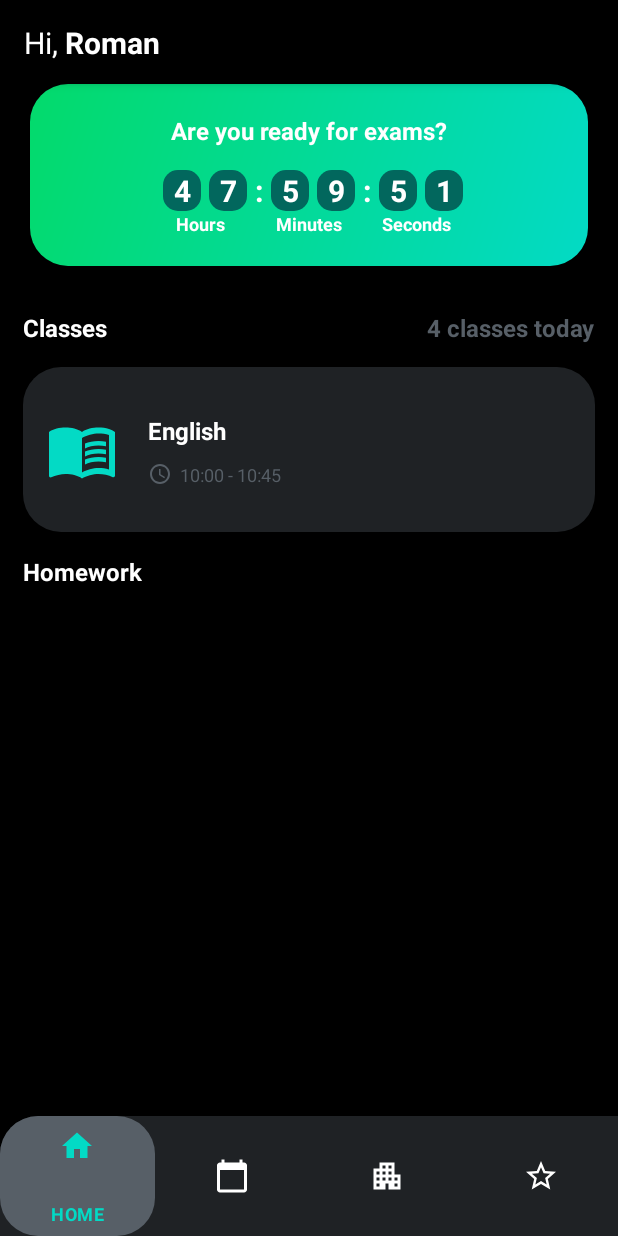
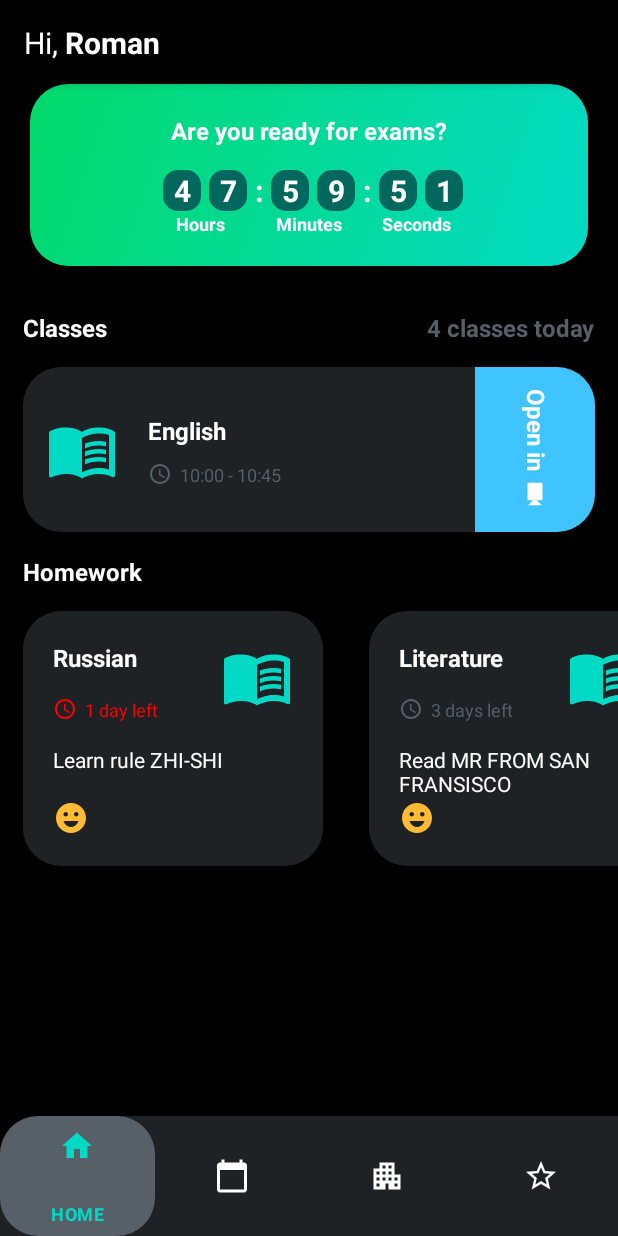
Before and after one commit to Roman-Kov/MySchool, an Android app: the screen it shows after launch (MainActivity), on a phone screen of 412 x 824 dp. Run offline under Robolectric (Android 15) with nearby library versions, the phone set to English and light mode, and no system bars.

Commit message:
Добавил recyclerView с отображением ДЗ, если до deadLine < 2 дней (константа) сообщение об этом выделяется красным цветом

```diff
--- a/app/src/main/java/com/rojer_ko/myschool/data/SchoolHelper.kt
+++ b/app/src/main/java/com/rojer_ko/myschool/data/SchoolHelper.kt
@@ -1,7 +1,12 @@
 package com.rojer_ko.myschool.data
+
+import java.util.concurrent.TimeUnit
 
 //моковая текущая дата 2020-10-28T10:00:00 в виде Timestamp (Long)
 const val currentDateTime = 1603879200000L
 
 //имя ученика
 const val studentName:String = "Roman"
+
+//время внимания для домашних задач (timeLeft выделяется красным цветом) 2 дня
+const val homeworkWarningTime = 2
--- a/app/src/main/java/com/rojer_ko/myschool/data/SchoolRepository.kt
+++ b/app/src/main/java/com/rojer_ko/myschool/data/SchoolRepository.kt
@@ -19,7 +19,7 @@ class SchoolRepository: ISchoolRepository{
             1603875600000,
             //2020-10-28T09:45:00 (2020-10-28T12:45:00)
             1603878300000,
-            isExtra = false, isOnline = true, teachersName = "Mr. W White"
+            isExtra = false, isOnline = false, teachersName = "Mr. W White"
         ),
         SchoolClass(
             Subjects.English,
@@ -27,7 +27,7 @@ class SchoolRepository: ISchoolRepository{
             1603879200000,
             //2020-10-28T10:45:00
             1603881900000,
-            isExtra = false, isOnline = false, teachersName = "Mr. N Robinson"
+            isExtra = false, isOnline = true, teachersName = "Mr. N Robinson"
         ),
         SchoolClass(
             Subjects.Informatics,
@@ -59,15 +59,16 @@ class SchoolRepository: ISchoolRepository{
     //моковый список ДЗ, не отсортирован, с ДЗ на разные даты, в том числе и на прошедшие
     private val homeworkList = mutableListOf(
         // 1602288000000 - 2020-10-10
+        // 1604016000000 - 2020-10-30
         // 1604188800000 - 2020-11-01
         // 1604361600000 - 2020-11-03
         // 1604275200000 - 2020-11-02
 
-        Homework(Subjects.Literature, "Reed WAR AND PEACE", 1602288000000),
-        Homework(Subjects.Literature, "Reed MR FROM SAN FRANSISCO", 1604188800000),
+        Homework(Subjects.Literature, "Read WAR AND PEACE", 1602288000000),
+        Homework(Subjects.Literature, "Read MR FROM SAN FRANSISCO", 1604188800000),
         Homework(Subjects.Mathematics, "Prove Fermat's theorem", 1604361600000),
         Homework(Subjects.Informatics, "Codding a program of school diary", 1604275200000),
-        Homework(Subjects.Russian, "Learn rule ZHI-SHI ", 1604275200000)
+        Homework(Subjects.Russian, "Learn rule ZHI-SHI ", 1604016000000)
     )
 
     //моковый список экзаменов, не отсортирован, экзамены на разные даты, в том числе и на прошедшие
--- a/app/src/main/java/com/rojer_ko/myschool/data/model/Homework.kt
+++ b/app/src/main/java/com/rojer_ko/myschool/data/model/Homework.kt
@@ -3,7 +3,7 @@ package com.rojer_ko.myschool.data.model
 import com.rojer_ko.myschool.data.Subjects
 import java.time.LocalDate
 
-data class Homework(val subjects: Subjects,
+data class Homework(val subject: Subjects,
                     val description: String,
                     val deadLine: Long
 )
--- /dev/null
+++ b/app/src/main/java/com/rojer_ko/myschool/presentation/ui/HomeHomeworkAdapter.kt
@@ -0,0 +1,68 @@
+package com.rojer_ko.myschool.presentation.ui
+
+import android.graphics.Color
+import android.view.LayoutInflater
+import android.view.View
+import android.view.ViewGroup
+import android.widget.ImageView
+import android.widget.TextView
+import androidx.recyclerview.widget.RecyclerView
+import com.rojer_ko.myschool.R
+import com.rojer_ko.myschool.data.currentDateTime
+import com.rojer_ko.myschool.data.homeworkWarningTime
+import com.rojer_ko.myschool.data.model.Homework
+import kotlinx.android.extensions.LayoutContainer
+import java.util.concurrent.TimeUnit
+
+class HomeHomeworkAdapter(private var items: List<Homework>): RecyclerView.Adapter<HomeHomeworkAdapter.MainViewHolder>() {
+
+    override fun onCreateViewHolder(parent: ViewGroup, viewType: Int): MainViewHolder {
+
+        val v: View =
+                LayoutInflater.from(parent.context).inflate(R.layout.item_home_homework, parent, false)
+        return MainViewHolder(v)
+    }
+
+    override fun getItemCount(): Int {
+        return items.size
+    }
+
+    override fun onBindViewHolder(holder: MainViewHolder, position: Int) {
+        holder.bind(items[position])
+    }
+
+    inner class MainViewHolder(override val containerView: View):
+    RecyclerView.ViewHolder(containerView), LayoutContainer {
+        private val subjectName = containerView.findViewById<TextView>(R.id.subjectHomework)
+        private val timeHomeworkImage = containerView.findViewById<ImageView>(R.id.timeHomeworkImage)
+        private val daysLeftForHomework = containerView.findViewById<TextView>(R.id.daysLeftForHomework)
+        private val homeworkDescription = containerView.findViewById<TextView>(R.id.homeworkDescription)
+
+        fun bind(data: Homework) {
+            subjectName.text = data.subject.title
+            val daysLeftForHomeworkValue= ((data.deadLine - currentDateTime)/TimeUnit.DAYS.toMillis(1))
+            var daysLeftForHomeworkText = ""
+
+            if(daysLeftForHomeworkValue <= homeworkWarningTime){
+                timeHomeworkImage.setColorFilter(Color.RED)
+                daysLeftForHomework.setTextColor(Color.RED)
+            }
+            daysLeftForHomeworkText = if(daysLeftForHomeworkValue <= 0){
+                "0 " + containerView.context.getString(R.string.string_days_left)
+            } else {
+                when(daysLeftForHomeworkValue.toInt()){
+                    1 -> "1 " + containerView.context.getString(R.string.string_day_left)
+                    else -> "$daysLeftForHomeworkValue " + containerView.context.getString(R.string.string_days_left)
+                }
+            }
+
+            daysLeftForHomework.text = daysLeftForHomeworkText
+            homeworkDescription.text = data.description
+        }
+    }
+
+    fun setData(data: List<Homework>){
+        this.items = data
+        notifyDataSetChanged()
+    }
+}
--- a/app/src/main/java/com/rojer_ko/myschool/presentation/ui/HomeScreenFragment.kt
+++ b/app/src/main/java/com/rojer_ko/myschool/presentation/ui/HomeScreenFragment.kt
@@ -16,6 +16,7 @@ import androidx.fragment.app.Fragment
 import androidx.recyclerview.widget.LinearLayoutManager
 import com.rojer_ko.myschool.R
 import com.rojer_ko.myschool.data.currentDateTime
+import com.rojer_ko.myschool.data.model.Homework
 import com.rojer_ko.myschool.data.model.SchoolClass
 import com.rojer_ko.myschool.data.studentName
 import com.rojer_ko.myschool.presentation.viewmodel.HomeScreenViewModel
@@ -29,6 +30,7 @@ class HomeScreenFragment : Fragment() {
 
     private val viewModel:HomeScreenViewModel by viewModel()
     private var homeClassesAdapter: HomeClassesAdapter? = null
+    private var homeHomeworkAdapter: HomeHomeworkAdapter? = null
 
     private val onItemClickListener: HomeClassesAdapter.OnListItemClickListener =
         object : HomeClassesAdapter.OnListItemClickListener {
@@ -54,11 +56,13 @@ class HomeScreenFragment : Fragment() {
         showGreeting()
         viewModel.getExamTimer()
         viewModel.getClassesForDate(currentDateTime)
+        viewModel.getHomework()
         observeTimer()
         observeClasses()
+        observeHomework()
     }
 
-    private fun setDataToAdapter(data: List<SchoolClass>) {
+    private fun setDataToClassesAdapter(data: List<SchoolClass>) {
         if (homeClassesAdapter != null) {
             homeClassesAdapter!!.setData(data)
         } else {
@@ -74,6 +78,21 @@ class HomeScreenFragment : Fragment() {
 
         if(classesRecyclerView.adapter != null){
             classesRecyclerView.scrollToPosition(getCurrentSchoolClass(data, currentDateTime))
+        }
+    }
+
+    private fun setDataToHomeworkAdapter(data: List<Homework>) {
+        if (homeHomeworkAdapter != null) {
+            homeHomeworkAdapter!!.setData(data)
+        } else {
+            homeHomeworkAdapter = HomeHomeworkAdapter(data)
+        }
+
+        if(homeworkRecyclerView.adapter == null) {
+            homeworkRecyclerView.adapter = homeHomeworkAdapter
+            homeworkRecyclerView.layoutManager = LinearLayoutManager(
+                activity?.applicationContext, LinearLayoutManager.HORIZONTAL, false
+            )
         }
     }
 
@@ -113,8 +132,14 @@ class HomeScreenFragment : Fragment() {
                 }
                 classesTodayTextView.text = classesTodayText
 
-                setDataToAdapter(it)
+                setDataToClassesAdapter(it)
             })
+    }
+
+    private fun observeHomework(){
+        viewModel.homeWorksLiveData.observe(viewLifecycleOwner,{
+            setDataToHomeworkAdapter(it)
+        })
     }
 
     private fun startSkype(){
--- /dev/null
+++ b/app/src/main/res/drawable/ic_baseline_emoji_emotions_24.xml
@@ -0,0 +1,5 @@
+<vector android:height="24dp" android:tint="@android:color/holo_orange_light"
+    android:viewportHeight="24" android:viewportWidth="24"
+    android:width="24dp" xmlns:android="http://schemas.android.com/apk/res/android">
+    <path android:fillColor="@android:color/white" android:pathData="M11.99,2C6.47,2 2,6.48 2,12c0,5.52 4.47,10 9.99,10C17.52,22 22,17.52 22,12C22,6.48 17.52,2 11.99,2zM8.5,8C9.33,8 10,8.67 10,9.5S9.33,11 8.5,11S7,10.33 7,9.5S7.67,8 8.5,8zM12,18c-2.28,0 -4.22,-1.66 -5,-4h10C16.22,16.34 14.28,18 12,18zM15.5,11c-0.83,0 -1.5,-0.67 -1.5,-1.5S14.67,8 15.5,8S17,8.67 17,9.5S16.33,11 15.5,11z"/>
+</vector>
--- a/app/src/main/res/layout/activity_main.xml
+++ b/app/src/main/res/layout/activity_main.xml
@@ -17,6 +17,7 @@
         app:layout_constraintEnd_toEndOf="parent"
         app:layout_constraintTop_toTopOf="parent"
         app:layout_constraintBottom_toTopOf="@id/main_bottom_navigation"
+        android:layout_marginBottom="@dimen/marginNormal"
         app:defaultNavHost="true"
         app:navGraph="@navigation/main_navigation_graph"/>
 
--- /dev/null
+++ b/app/src/main/res/layout/item_home_homework.xml
@@ -0,0 +1,75 @@
+<?xml version="1.0" encoding="utf-8"?>
+<androidx.constraintlayout.widget.ConstraintLayout
+    xmlns:android="http://schemas.android.com/apk/res/android"
+    android:layout_width="200dp"
+    android:layout_height="170dp"
+    xmlns:app="http://schemas.android.com/apk/res-auto"
+    xmlns:tools="http://schemas.android.com/tools"
+    android:layout_marginStart="@dimen/marginNormal"
+    android:layout_marginEnd="@dimen/marginNormal"
+    android:padding="@dimen/paddingNormal"
+    android:background="@drawable/background_rounded_recycler_item">
+
+    <TextView
+        android:id="@+id/subjectHomework"
+        android:layout_width="wrap_content"
+        android:layout_height="wrap_content"
+        app:layout_constraintTop_toTopOf="parent"
+        app:layout_constraintStart_toStartOf="parent"
+        android:textColor="@android:color/white"
+        style="@style/style_label_normal"
+        tools:text = "History" />
+
+    <ImageView
+        android:id="@+id/homeworkImage"
+        android:layout_width="wrap_content"
+        android:layout_height="wrap_content"
+        app:layout_constraintTop_toTopOf="parent"
+        app:layout_constraintEnd_toEndOf="parent"
+        android:src="@drawable/ic_baseline_book"
+        android:layout_marginStart="@dimen/marginNormal"/>
+
+    <androidx.constraintlayout.widget.ConstraintLayout
+        android:id="@+id/timeLeftContainer"
+        android:layout_width="wrap_content"
+        android:layout_height="wrap_content"
+        app:layout_constraintStart_toStartOf="@id/subjectHomework"
+        app:layout_constraintTop_toBottomOf="@id/subjectHomework"
+        android:layout_marginTop="@dimen/marginNormal">
+
+        <ImageView
+            android:id="@+id/timeHomeworkImage"
+            android:layout_width="wrap_content"
+            android:layout_height="wrap_content"
+            app:layout_constraintStart_toStartOf="parent"
+            app:layout_constraintTop_toTopOf="parent"
+            android:src="@drawable/ic_baseline_access_time" />
+
+        <TextView
+            android:id="@+id/daysLeftForHomework"
+            android:layout_width="wrap_content"
+            android:layout_height="wrap_content"
+            android:textColor="@color/colorPrimaryLight"
+            android:textSize="@dimen/text_size_small"
+            app:layout_constraintStart_toEndOf="@id/timeHomeworkImage"
+            app:layout_constraintTop_toTopOf="@id/timeHomeworkImage"
+            android:layout_marginStart="@dimen/marginSideSmall"
+            tools:text = "2 days left"/>
+    </androidx.constraintlayout.widget.ConstraintLayout>
+
+    <TextView
+        android:id="@+id/homeworkDescription"
+        android:layout_width="match_parent"
+        android:layout_height="wrap_content"
+        app:layout_constraintTop_toBottomOf="@id/timeLeftContainer"
+        app:layout_constraintStart_toStartOf="@id/timeLeftContainer"
+        android:layout_marginTop="@dimen/marginNormal"
+        android:textColor="@android:color/white"
+        tools:text = "Homework description"/>
+    <ImageView
+        android:layout_width="wrap_content"
+        android:layout_height="wrap_content"
+        app:layout_constraintStart_toStartOf="parent"
+        app:layout_constraintBottom_toBottomOf="parent"
+        android:src="@drawable/ic_baseline_emoji_emotions_24"/>
+</androidx.constraintlayout.widget.ConstraintLayout>
--- a/app/src/main/res/values/strings.xml
+++ b/app/src/main/res/values/strings.xml
@@ -15,4 +15,6 @@
     <string name="class_today_text">" class today"</string>
     <string name="open_in">Open in</string>
     <string name="label_homework">Homework</string>
+    <string name="string_days_left">days left</string>
+    <string name="string_day_left">day left</string>
 </resources>
```
